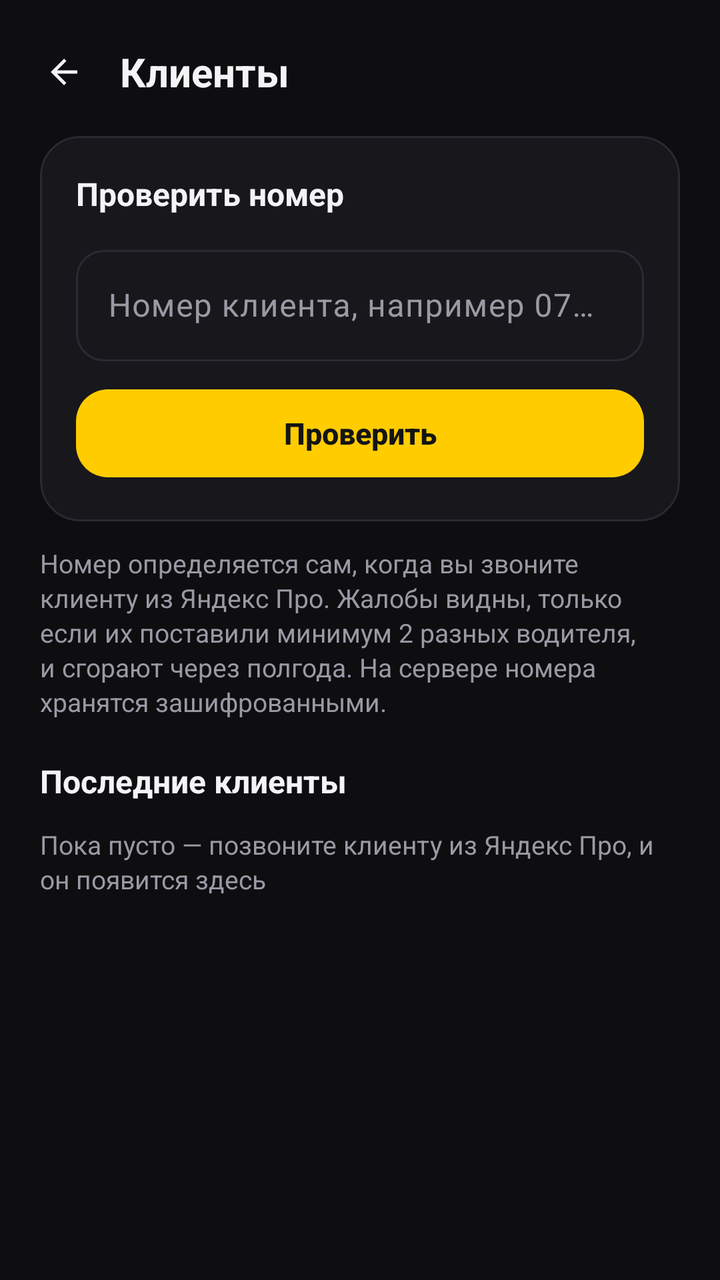
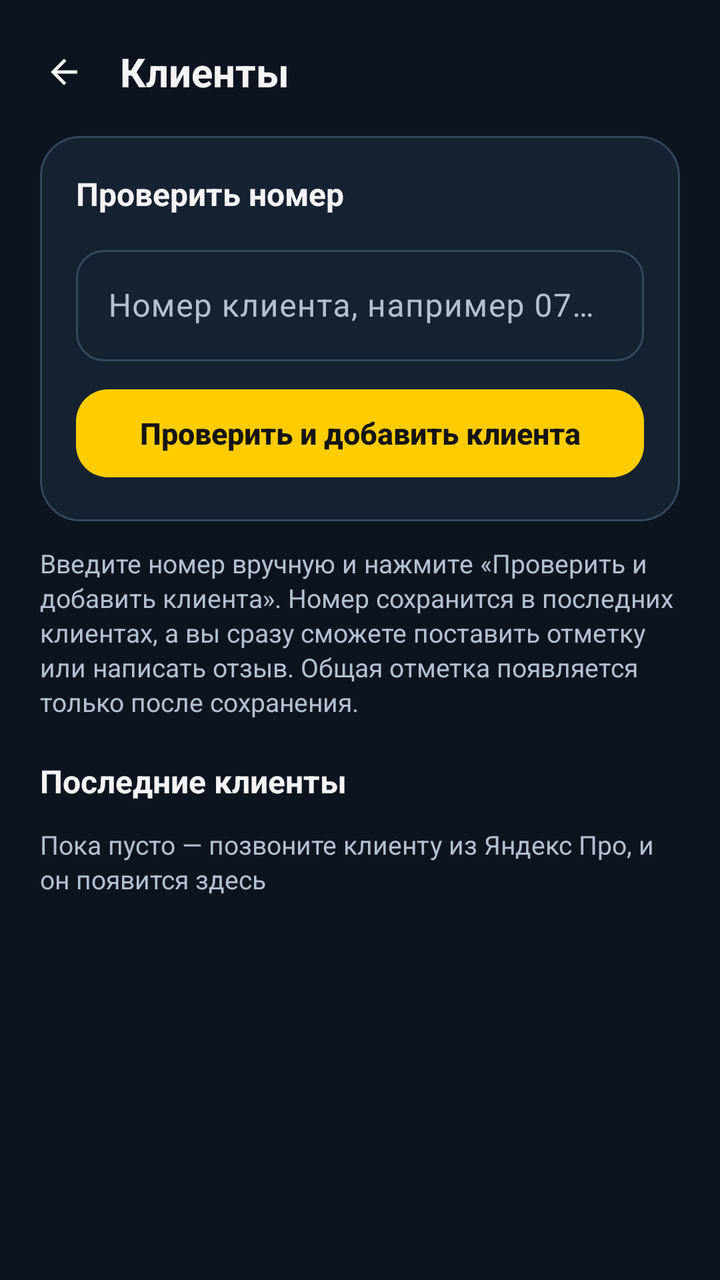

Before-and-after screenshots of an Android layout around one commit, followed by the original layout XML and the change that was made.
<!-- AndroidManifest.xml: application theme Theme.TaxiRadar -->
<!-- res/layout/activity_clients.xml -->
<?xml version="1.0" encoding="utf-8"?>
<LinearLayout xmlns:android="http://schemas.android.com/apk/res/android"
    xmlns:app="http://schemas.android.com/apk/res-auto"
    android:layout_width="match_parent"
    android:layout_height="match_parent"
    android:background="@color/tr_bg"
    android:orientation="vertical">

    <LinearLayout
        android:layout_width="match_parent"
        android:layout_height="wrap_content"
        android:gravity="center_vertical"
        android:orientation="horizontal"
        android:paddingHorizontal="8dp"
        android:paddingTop="12dp">

        <com.google.android.material.button.MaterialButton
            android:id="@+id/btnClientsBack"
            style="@style/Widget.Material3.Button.IconButton"
            android:layout_width="48dp"
            android:layout_height="48dp"
            android:contentDescription="@string/back"
            app:icon="@drawable/ic_arrow_back"
            app:iconTint="@color/tr_text" />

        <TextView
            android:layout_width="wrap_content"
            android:layout_height="wrap_content"
            android:layout_marginStart="4dp"
            android:text="@string/tile_clients"
            android:textColor="@color/tr_text"
            android:textSize="20sp"
            android:textStyle="bold" />
    </LinearLayout>

    <ScrollView
        android:layout_width="match_parent"
        android:layout_height="0dp"
        android:layout_weight="1">

        <LinearLayout
            android:layout_width="match_parent"
            android:layout_height="wrap_content"
            android:orientation="vertical"
            android:paddingHorizontal="20dp"
            android:paddingTop="8dp"
            android:paddingBottom="20dp">

            <com.google.android.material.card.MaterialCardView
                style="@style/TaxiRadar.Card"
                android:layout_width="match_parent"
                android:layout_height="wrap_content">

                <LinearLayout
                    android:layout_width="match_parent"
                    android:layout_height="wrap_content"
                    android:orientation="vertical">

                    <TextView
                        style="@style/TaxiRadar.CardTitle"
                        android:layout_width="wrap_content"
                        android:layout_height="wrap_content"
                        android:text="@string/clients_check_title" />

                    <com.google.android.material.textfield.TextInputLayout
                        style="@style/Widget.Material3.TextInputLayout.OutlinedBox"
                        android:layout_width="match_parent"
                        android:layout_height="wrap_content"
                        android:layout_marginTop="12dp"
                        android:hint="@string/clients_phone_hint"
                        app:boxCornerRadiusBottomEnd="14dp"
                        app:boxCornerRadiusBottomStart="14dp"
                        app:boxCornerRadiusTopEnd="14dp"
                        app:boxCornerRadiusTopStart="14dp">

                        <com.google.android.material.textfield.TextInputEditText
                            android:id="@+id/etClientPhone"
                            android:layout_width="match_parent"
                            android:layout_height="wrap_content"
                            android:inputType="phone"
                            android:singleLine="true" />
                    </com.google.android.material.textfield.TextInputLayout>

                    <com.google.android.material.button.MaterialButton
                        android:id="@+id/btnClientCheck"
                        style="@style/TaxiRadar.Button"
                        android:layout_width="match_parent"
                        android:layout_height="wrap_content"
                        android:layout_marginTop="10dp"
                        android:text="@string/clients_check" />

                    <TextView
                        android:id="@+id/tvClientResult"
                        android:layout_width="match_parent"
                        android:layout_height="wrap_content"
                        android:layout_marginTop="12dp"
                        android:lineSpacingExtra="2dp"
                        android:textColor="@color/tr_text"
                        android:textSize="15sp"
                        android:visibility="gone" />

                    <com.google.android.material.button.MaterialButton
                        android:id="@+id/btnClientTag"
                        style="@style/TaxiRadar.Button.Tonal"
                        android:layout_width="match_parent"
                        android:layout_height="wrap_content"
                        android:layout_marginTop="8dp"
                        android:text="@string/clients_tag"
                        android:visibility="gone" />
                </LinearLayout>
            </com.google.android.material.card.MaterialCardView>

            <TextView
                style="@style/TaxiRadar.Caption"
                android:layout_width="match_parent"
                android:layout_height="wrap_content"
                android:layout_marginTop="12dp"
                android:text="@string/clients_how" />

            <TextView
                style="@style/TaxiRadar.CardTitle"
                android:layout_width="wrap_content"
                android:layout_height="wrap_content"
                android:layout_marginTop="20dp"
                android:text="@string/clients_recent" />

            <LinearLayout
                android:id="@+id/layoutRecentClients"
                android:layout_width="match_parent"
                android:layout_height="wrap_content"
                android:layout_marginTop="8dp"
                android:orientation="vertical" />

            <TextView
                android:id="@+id/tvNoRecent"
                style="@style/TaxiRadar.Caption"
                android:layout_width="match_parent"
                android:layout_height="wrap_content"
                android:layout_marginTop="4dp"
                android:text="@string/clients_recent_empty" />
        </LinearLayout>
    </ScrollView>
</LinearLayout>
<!-- resources referenced by this layout -->
<resources>
  <color name="tr_bg">#0E0E11</color>
  <color name="tr_text">#F4F4F6</color>
  <!-- drawable ic_arrow_back (drawable) -->
  <vector xmlns:android="http://schemas.android.com/apk/res/android"
      android:width="24dp"
      android:height="24dp"
      android:viewportWidth="24"
      android:viewportHeight="24">
      <path
          android:fillColor="#FFFFFFFF"
          android:pathData="M20,11H7.83l5.59,-5.59L12,4l-8,8 8,8 1.41,-1.41L7.83,13H20v-2z" />
  </vector>
  <string name="back">Назад</string>
  <string name="clients_check">Проверить</string>
  <string name="clients_check_title">Проверить номер</string>
  <string name="clients_how">Номер определяется сам, когда вы звоните клиенту из Яндекс Про. Жалобы видны, только если их поставили минимум 2 разных водителя, и сгорают через полгода. На сервере номера хранятся зашифрованными.</string>
  <string name="clients_phone_hint">Номер клиента, например 078123456</string>
  <string name="clients_recent">Последние клиенты</string>
  <string name="clients_recent_empty">Пока пусто — позвоните клиенту из Яндекс Про, и он появится здесь</string>
  <string name="clients_tag">Отметить клиента</string>
  <string name="tile_clients">Клиенты</string>
  <style name="TaxiRadar.Button" parent="Widget.Material3.Button">
          <item name="cornerRadius">16dp</item>
          <item name="android:minHeight">52dp</item>
          <item name="android:textSize">15sp</item>
          <item name="android:textStyle">bold</item>
          <item name="android:letterSpacing">0</item>
      </style>
  <style name="TaxiRadar.Button.Tonal" parent="Widget.Material3.Button.TonalButton">
          <item name="cornerRadius">16dp</item>
          <item name="android:minHeight">52dp</item>
          <item name="android:textSize">15sp</item>
          <item name="android:letterSpacing">0</item>
      </style>
  <style name="TaxiRadar.Caption" parent="">
          <item name="android:textColor">@color/tr_text_secondary</item>
          <item name="android:textSize">13sp</item>
          <item name="android:lineSpacingExtra">2dp</item>
      </style>
  <style name="TaxiRadar.CardTitle" parent="">
          <item name="android:textColor">@color/tr_text</item>
          <item name="android:textSize">16sp</item>
          <item name="android:textStyle">bold</item>
      </style>
  <style name="Theme.TaxiRadar" parent="Base.Theme.TaxiRadar" />
  <color name="tr_text_secondary">#9A9AA5</color>
  <color name="tr_surface">#17171C</color>
  <color name="tr_stroke">#2A2A33</color>
  <style name="Base.Theme.TaxiRadar" parent="Theme.Material3.Dark.NoActionBar">
          <item name="colorPrimary">@color/tr_accent</item>
          <item name="colorOnPrimary">@color/tr_on_accent</item>
          <item name="colorPrimaryContainer">@color/tr_accent_container</item>
          <item name="colorOnPrimaryContainer">@color/tr_on_accent_container</item>
          <item name="colorSecondaryContainer">@color/tr_accent_container</item>
          <item name="colorOnSecondaryContainer">@color/tr_on_accent_container</item>
          <item name="colorSurface">@color/tr_surface</item>
          <item name="colorOnSurface">@color/tr_text</item>
          <item name="colorOnSurfaceVariant">@color/tr_text_secondary</item>
          <item name="colorOutline">@color/tr_stroke</item>
          <item name="colorError">@color/tr_danger</item>
          <item name="android:colorBackground">@color/tr_bg</item>
          <item name="android:statusBarColor">@color/tr_bg</item>
          <item name="android:navigationBarColor">@color/tr_bg</item>
          <item name="android:windowLightStatusBar" tools:targetApi="m">false</item>
      </style>
  <color name="tr_accent">#FFCC00</color>
  <color name="tr_on_accent">#141414</color>
  <color name="tr_accent_container">#3A3214</color>
  <color name="tr_on_accent_container">#FFE27A</color>
  <color name="tr_danger">#EF4444</color>
  <!-- unchanged entries left out for length: 1 -->
</resources>

<!-- the commit's change to res/layout/activity_clients.xml (unified diff, before → after) -->
@@ -87,7 +87,7 @@
                         android:layout_width="match_parent"
                         android:layout_height="wrap_content"
                         android:layout_marginTop="10dp"
-                        android:text="@string/clients_check" />
+                        android:text="@string/driver_clients_check" />
 
                     <TextView
                         android:id="@+id/tvClientResult"
@@ -115,7 +115,7 @@
                 android:layout_width="match_parent"
                 android:layout_height="wrap_content"
                 android:layout_marginTop="12dp"
-                android:text="@string/clients_how" />
+                android:text="@string/driver_clients_hint" />
 
             <TextView
                 style="@style/TaxiRadar.CardTitle"
<!-- resource entries referenced after the edit -->
@@ -1,6 +1,6 @@
 <!-- resources referenced by this layout -->
 <resources>
-  <color name="tr_bg">#0E0E11</color>
+  <color name="tr_bg">#0C1420</color>
   <color name="tr_text">#F4F4F6</color>
   <!-- drawable ic_arrow_back (drawable) -->
   <vector xmlns:android="http://schemas.android.com/apk/res/android"
@@ -13,13 +13,13 @@
           android:pathData="M20,11H7.83l5.59,-5.59L12,4l-8,8 8,8 1.41,-1.41L7.83,13H20v-2z" />
   </vector>
   <string name="back">Назад</string>
-  <string name="clients_check">Проверить</string>
   <string name="clients_check_title">Проверить номер</string>
-  <string name="clients_how">Номер определяется сам, когда вы звоните клиенту из Яндекс Про. Жалобы видны, только если их поставили минимум 2 разных водителя, и сгорают через полгода. На сервере номера хранятся зашифрованными.</string>
   <string name="clients_phone_hint">Номер клиента, например 078123456</string>
   <string name="clients_recent">Последние клиенты</string>
   <string name="clients_recent_empty">Пока пусто — позвоните клиенту из Яндекс Про, и он появится здесь</string>
   <string name="clients_tag">Отметить клиента</string>
+  <string name="driver_clients_check">Проверить и добавить клиента</string>
+  <string name="driver_clients_hint">Введите номер вручную и нажмите «Проверить и добавить клиента». Номер сохранится в последних клиентах, а вы сразу сможете поставить отметку или написать отзыв. Общая отметка появляется только после сохранения.</string>
   <string name="tile_clients">Клиенты</string>
   <style name="TaxiRadar.Button" parent="Widget.Material3.Button">
           <item name="cornerRadius">16dp</item>
@@ -45,9 +45,9 @@
           <item name="android:textStyle">bold</item>
       </style>
   <style name="Theme.TaxiRadar" parent="Base.Theme.TaxiRadar" />
-  <color name="tr_text_secondary">#9A9AA5</color>
-  <color name="tr_surface">#17171C</color>
-  <color name="tr_stroke">#2A2A33</color>
+  <color name="tr_text_secondary">#B3C0CF</color>
+  <color name="tr_surface">#152231</color>
+  <color name="tr_stroke">#34495C</color>
   <style name="Base.Theme.TaxiRadar" parent="Theme.Material3.Dark.NoActionBar">
           <item name="colorPrimary">@color/tr_accent</item>
           <item name="colorOnPrimary">@color/tr_on_accent</item>
@@ -60,6 +60,7 @@
           <item name="colorOnSurfaceVariant">@color/tr_text_secondary</item>
           <item name="colorOutline">@color/tr_stroke</item>
           <item name="colorError">@color/tr_danger</item>
+          <item name="elevationOverlayEnabled">false</item>
           <item name="android:colorBackground">@color/tr_bg</item>
           <item name="android:statusBarColor">@color/tr_bg</item>
           <item name="android:navigationBarColor">@color/tr_bg</item>
@@ -67,8 +68,8 @@
       </style>
   <color name="tr_accent">#FFCC00</color>
   <color name="tr_on_accent">#141414</color>
-  <color name="tr_accent_container">#3A3214</color>
-  <color name="tr_on_accent_container">#FFE27A</color>
+  <color name="tr_accent_container">#243B39</color>
+  <color name="tr_on_accent_container">#BDEDDD</color>
   <color name="tr_danger">#EF4444</color>
   <!-- unchanged entries left out for length: 1 -->
 </resources>
